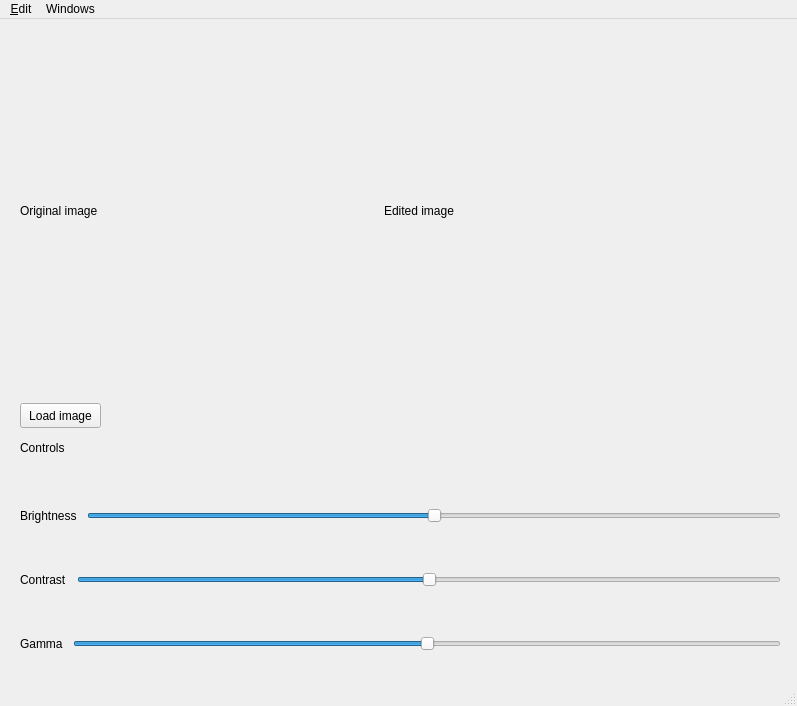
The window that mainwindow.ui (MrCabbageStick/Grafika-i-Przetwarzanie-Obrazow) describes before a commit, drawn with Qt 5.
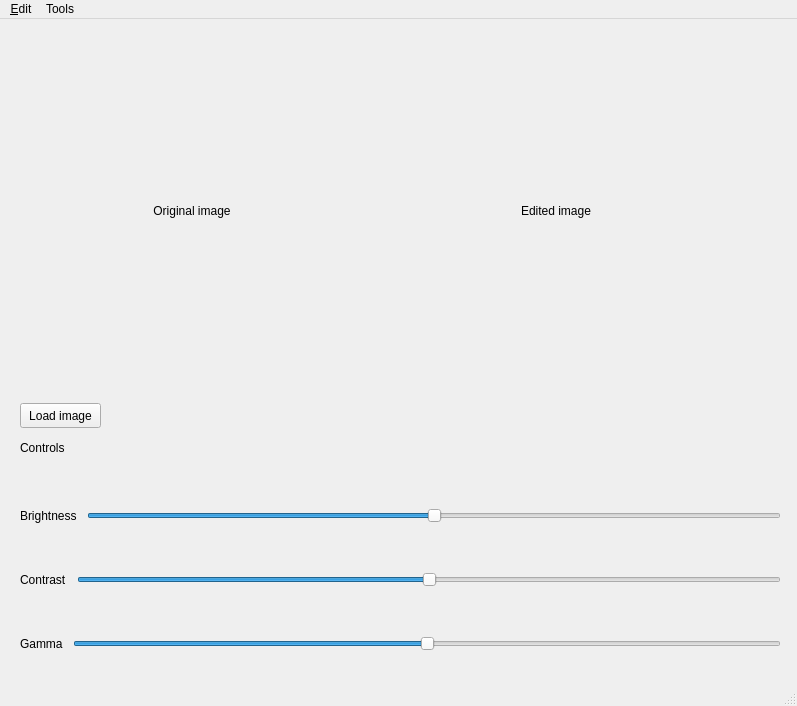
The same window after the commit.

What changed in the file:
```diff
--- a/mainwindow.ui
+++ b/mainwindow.ui
@@ -26,6 +26,12 @@
     <property name="text">
      <string>Original image</string>
     </property>
+    <property name="scaledContents">
+     <bool>true</bool>
+    </property>
+    <property name="alignment">
+     <set>Qt::AlignmentFlag::AlignCenter</set>
+    </property>
    </widget>
    <widget class="QLabel" name="edited_image">
     <property name="geometry">
@@ -39,6 +45,12 @@
     <property name="text">
      <string>Edited image</string>
     </property>
+    <property name="scaledContents">
+     <bool>true</bool>
+    </property>
+    <property name="alignment">
+     <set>Qt::AlignmentFlag::AlignCenter</set>
+    </property>
    </widget>
    <widget class="QPushButton" name="load_image_btn">
     <property name="geometry">
@@ -172,7 +184,7 @@
    </widget>
    <widget class="QMenu" name="menuWindows">
     <property name="title">
-     <string>Windows</string>
+     <string>Tools</string>
     </property>
     <addaction name="actionHistogram"/>
    </widget>
```
Left out of the diff: 6 changed lines with no effect on the pictures.
